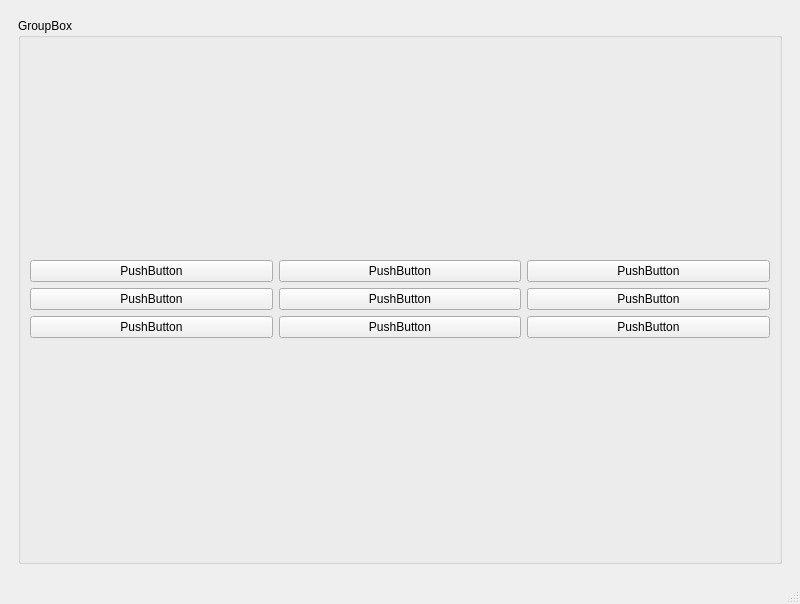
Qt form Log/mainwindow.ui (Ragab21/AI-XO) before a commit.
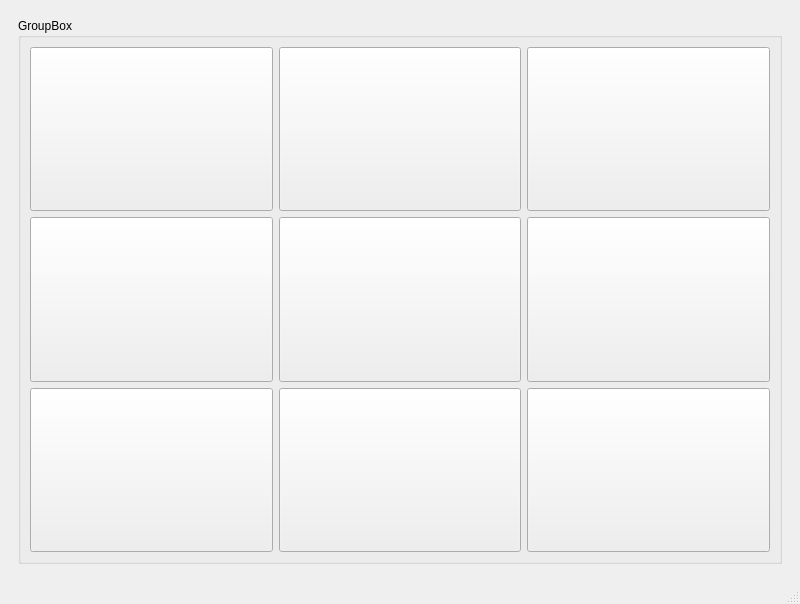
The same form after that commit. The open tabs and pages were chosen to show the change.

```diff
--- a/Log/mainwindow.ui
+++ b/Log/mainwindow.ui
@@ -290,83 +290,125 @@
           <property name="title">
            <string>GroupBox</string>
           </property>
-          <layout class="QGridLayout" name="gridLayout_3">
+          <layout class="QVBoxLayout" name="verticalLayout_9">
+           <item>
+            <layout class="QGridLayout" name="gridLayout_4">
            <item row="0" column="0">
-            <layout class="QHBoxLayout" name="horizontalLayout_3">
-             <item>
-              <layout class="QVBoxLayout" name="verticalLayout_6">
-               <item>
-                <widget class="QPushButton" name="X01">
-                 <property name="text">
-                  <string>PushButton</string>
-                 </property>
-                </widget>
-               </item>
-               <item>
-                <widget class="QPushButton" name="XO4">
+              <widget class="QPushButton" name="XO1">
+               <property name="sizePolicy">
+                <sizepolicy hsizetype="Minimum" vsizetype="Minimum">
+                 <horstretch>0</horstretch>
+                 <verstretch>0</verstretch>
+                </sizepolicy>
+               </property>
                  <property name="text">
-                  <string>PushButton</string>
+                <string/>
                  </property>
                 </widget>
                </item>
-               <item>
-                <widget class="QPushButton" name="XO7">
-                 <property name="text">
-                  <string>PushButton</string>
-                 </property>
-                </widget>
-               </item>
-              </layout>
-             </item>
-             <item>
-              <layout class="QVBoxLayout" name="verticalLayout_5">
-               <item>
+             <item row="0" column="1">
                 <widget class="QPushButton" name="XO2">
-                 <property name="text">
-                  <string>PushButton</string>
-                 </property>
-                </widget>
-               </item>
-               <item>
-                <widget class="QPushButton" name="XO5">
+               <property name="sizePolicy">
+                <sizepolicy hsizetype="Minimum" vsizetype="Minimum">
+                 <horstretch>0</horstretch>
+                 <verstretch>0</verstretch>
+                </sizepolicy>
+               </property>
                  <property name="text">
-                  <string>PushButton</string>
+                <string/>
                  </property>
                 </widget>
                </item>
-               <item>
-                <widget class="QPushButton" name="XO8">
-                 <property name="text">
-                  <string>PushButton</string>
-                 </property>
-                </widget>
-               </item>
-              </layout>
-             </item>
-             <item>
-              <layout class="QVBoxLayout" name="verticalLayout_7">
-               <item>
+             <item row="0" column="2">
                 <widget class="QPushButton" name="XO3">
+               <property name="sizePolicy">
+                <sizepolicy hsizetype="Minimum" vsizetype="Minimum">
+                 <horstretch>0</horstretch>
+                 <verstretch>0</verstretch>
+                </sizepolicy>
+               </property>
                  <property name="text">
-                  <string>PushButton</string>
+                <string/>
                  </property>
                 </widget>
                </item>
-               <item>
+             <item row="1" column="0">
+              <widget class="QPushButton" name="XO4">
+               <property name="sizePolicy">
+                <sizepolicy hsizetype="Minimum" vsizetype="Minimum">
+                 <horstretch>0</horstretch>
+                 <verstretch>0</verstretch>
+                </sizepolicy>
+               </property>
+               <property name="text">
+                <string/>
+               </property>
+              </widget>
+             </item>
+             <item row="1" column="1">
+              <widget class="QPushButton" name="XO5">
+               <property name="sizePolicy">
+                <sizepolicy hsizetype="Minimum" vsizetype="Minimum">
+                 <horstretch>0</horstretch>
+                 <verstretch>0</verstretch>
+                </sizepolicy>
+               </property>
+               <property name="text">
+                <string/>
+               </property>
+              </widget>
+             </item>
+             <item row="1" column="2">
                 <widget class="QPushButton" name="XO6">
+               <property name="sizePolicy">
+                <sizepolicy hsizetype="Minimum" vsizetype="Minimum">
+                 <horstretch>0</horstretch>
+                 <verstretch>0</verstretch>
+                </sizepolicy>
+               </property>
                  <property name="text">
-                  <string>PushButton</string>
+                <string/>
                  </property>
                 </widget>
                </item>
-               <item>
+             <item row="2" column="0">
+              <widget class="QPushButton" name="XO7">
+               <property name="sizePolicy">
+                <sizepolicy hsizetype="Minimum" vsizetype="Minimum">
+                 <horstretch>0</horstretch>
+                 <verstretch>0</verstretch>
+                </sizepolicy>
+               </property>
+               <property name="text">
+                <string/>
+               </property>
+              </widget>
+             </item>
+             <item row="2" column="1">
+              <widget class="QPushButton" name="XO8">
+               <property name="sizePolicy">
+                <sizepolicy hsizetype="Minimum" vsizetype="Minimum">
+                 <horstretch>0</horstretch>
+                 <verstretch>0</verstretch>
+                </sizepolicy>
+               </property>
+               <property name="text">
+                <string/>
+               </property>
+              </widget>
+             </item>
+             <item row="2" column="2">
                 <widget class="QPushButton" name="XO9">
+               <property name="sizePolicy">
+                <sizepolicy hsizetype="Minimum" vsizetype="Minimum">
+                 <horstretch>0</horstretch>
+                 <verstretch>0</verstretch>
+                </sizepolicy>
+               </property>
                  <property name="text">
-                  <string>PushButton</string>
-                 </property>
-                </widget>
-               </item>
-              </layout>
+                <string/>
+               </property>
+              </widget>
              </item>
             </layout>
            </item>
```
Left out of the diff: 4 changed lines with no effect on the pictures. Lines whose indentation alone changed are shown as unchanged.
